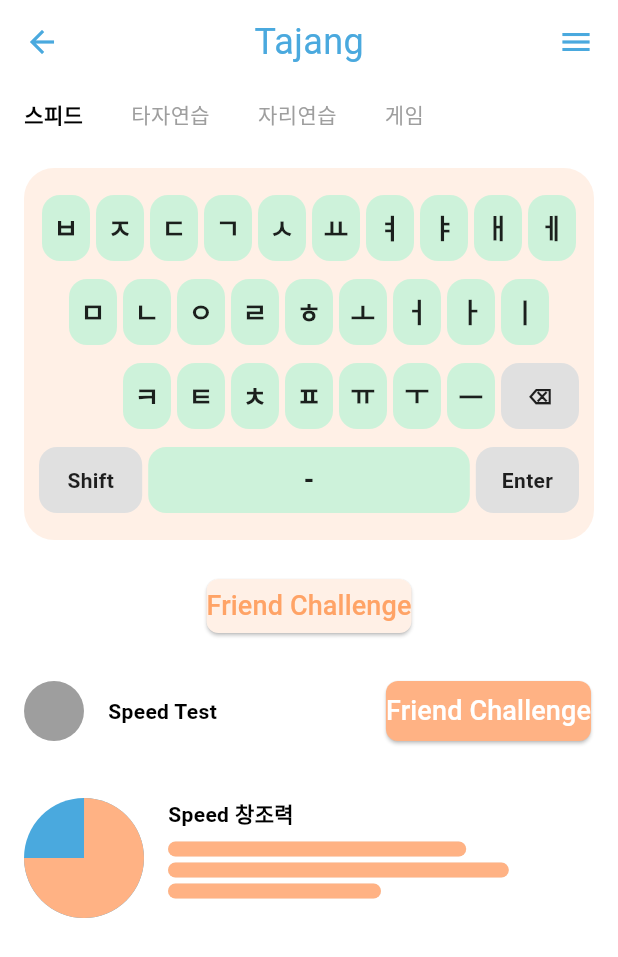
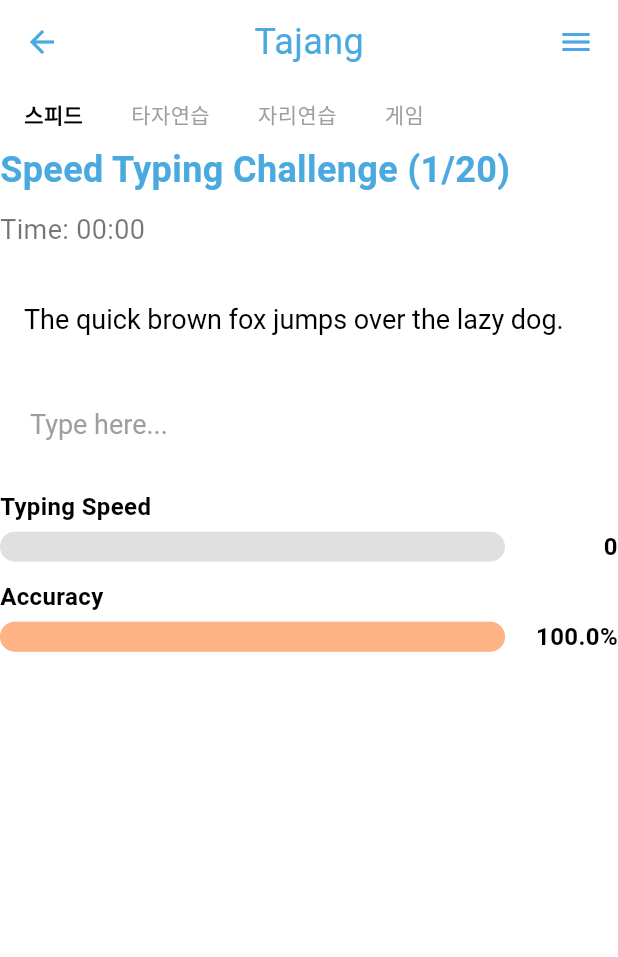
Before and after one commit to Do-Boo/TaJJang, a Flutter app: the screen it shows after launch, on a phone screen of 412 x 824 dp. Shown: the top 957 px of the screen. Run offline on Flutter 3.47's test engine with Material 3 defaults, Android fonts, the phone set to English and light mode, and no system bars; our stand-ins replace fl_chart; Roboto replaces fonts that are missing (YourFontFamily).

Commit message:
2024.9.20.(금) 20:30 작동확인

```diff
--- a/lib/main.dart
+++ b/lib/main.dart
@@ -1,7 +1,9 @@
 import 'package:flutter/material.dart';
+import 'package:flutter/rendering.dart';
 import 'package:tajjang/pages/p_homepage.dart';
 
 void main() {
+  // debugPaintSizeEnabled = true;
   runApp(const TaJJangApp());
 }
 
--- a/lib/pages/p_homepage.dart
+++ b/lib/pages/p_homepage.dart
@@ -3,6 +3,7 @@
 import 'package:tajjang/widgets/w_chart_area.dart';
 import 'package:tajjang/widgets/w_friend_challenge_button.dart';
 import 'package:tajjang/widgets/w_profile_section.dart';
+import 'package:tajjang/widgets/w_speed_typing.dart';
 import 'package:tajjang/widgets/w_tab_menu.dart';
 import 'package:tajjang/widgets/w_virtual_keyboard.dart';
 
@@ -24,10 +25,11 @@
                     children: [
                       CustomAppBar(),
                       TabMenu(),
-                      VirtualKeyboard(),
-                      FriendChallengeButton(),
-                      ProfileSection(),
-                      ChartArea(),
+                      SpeedTypingPractice(),
+                      // VirtualKeyboard(),
+                      // FriendChallengeButton(),
+                      // ProfileSection(),
+                      // ChartArea(),
                     ],
                   ),
                 ),
--- /dev/null
+++ b/lib/widgets/w_speed_typing.dart
@@ -0,0 +1,283 @@
+import 'package:flutter/material.dart';
+import 'dart:async';
+
+import 'package:flutter/services.dart';
+import 'package:fl_chart/fl_chart.dart';
+
+class SpeedTypingPractice extends StatefulWidget {
+  const SpeedTypingPractice({super.key});
+
+  @override
+  _SpeedTypingPracticeState createState() => _SpeedTypingPracticeState();
+}
+
+class _SpeedTypingPracticeState extends State<SpeedTypingPractice> with SingleTickerProviderStateMixin {
+  final List<String> _sentences = [
+    "The quick brown fox jumps over the lazy dog.",
+    "Pack my box with five dozen liquor jugs.",
+    "How vexingly quick daft zebras jump!",
+    "Sphinx of black quartz, judge my vow.",
+    "Two driven jocks help fax my big quiz.",
+    "The five boxing wizards jump quickly.",
+    "Bright vixens jump; dozy fowl quack.",
+    "Five quacking Zephyrs jolt my wax bed.",
+    "The jay, pig, fox, zebra, and my wolves quack!",
+    "Cozy lummox gives smart squid who asks for job pen.",
+    "The quick onyx goblin jumps over the lazy dwarf.",
+    "Jackdaws love my big sphinx of quartz.",
+    "The quick brown fox jumps over the lazy dog.",
+    "Pack my box with five dozen liquor jugs.",
+    "How vexingly quick daft zebras jump!",
+    "Sphinx of black quartz, judge my vow.",
+    "Two driven jocks help fax my big quiz.",
+    "The five boxing wizards jump quickly.",
+    "Bright vixens jump; dozy fowl quack.",
+    "Five quacking Zephyrs jolt my wax bed."
+  ];
+
+  late String _currentSentence;
+  late TextEditingController _controller;
+  int _currentIndex = 0;
+  int _correctChars = 0;
+  int _totalChars = 0;
+  int _typingSpeed = 0; // 분당 타자 수
+  double _accuracy = 100.0;
+  DateTime? _startTime;
+  Timer? _timer;
+  late AnimationController _animationController;
+  bool _hasStarted = false;
+  bool _isFinished = false;
+  Duration _elapsedTime = Duration.zero;
+
+  @override
+  void initState() {
+    super.initState();
+    _currentSentence = _sentences[_currentIndex];
+    _controller = TextEditingController();
+    _animationController = AnimationController(
+      vsync: this,
+      duration: const Duration(milliseconds: 300),
+    );
+  }
+
+  @override
+  void dispose() {
+    _timer?.cancel();
+    _controller.dispose();
+    _animationController.dispose();
+    super.dispose();
+  }
+
+  void _startTimer() {
+    _startTime = DateTime.now();
+    _timer = Timer.periodic(const Duration(milliseconds: 100), (timer) {
+      if (_hasStarted && !_isFinished) {
+        setState(() {
+          _elapsedTime = DateTime.now().difference(_startTime!);
+          _updateTypingSpeed();
+        });
+      }
+    });
+  }
+
+  void _updateTypingSpeed() {
+    final minutes = _elapsedTime.inMilliseconds / 60000;
+    if (minutes > 0) {
+      _typingSpeed = (_totalChars / minutes).round();
+    }
+  }
+
+  void _checkInput(String value) {
+    setState(() {
+      if (!_hasStarted && value.isNotEmpty) {
+        _hasStarted = true;
+        _startTimer();
+      }
+
+      _correctChars = 0;
+      _totalChars = value.length;
+
+      for (int i = 0; i < value.length && i < _currentSentence.length; i++) {
+        if (value[i] == _currentSentence[i]) {
+          _correctChars++;
+        }
+      }
+
+      _accuracy = _totalChars > 0 ? (_correctChars / _totalChars) * 100 : 100.0;
+      _updateTypingSpeed();
+      _animationController.forward(from: 0);
+
+      if (value.length > _currentSentence.length) {
+        _nextSentence();
+      }
+    });
+  }
+
+  void _nextSentence() {
+    if (_currentIndex < 19) {
+      // 20번째 문장까지만 진행
+      setState(() {
+        _currentIndex++;
+        _currentSentence = _sentences[_currentIndex];
+        _controller.clear();
+        _correctChars = 0;
+        _totalChars = _currentSentence.length;
+        _hasStarted = false;
+        _typingSpeed = 0;
+        _accuracy = 100.0;
+      });
+    } else {
+      _finishPractice();
+    }
+  }
+
+  void _finishPractice() {
+    setState(() {
+      _isFinished = true;
+    });
+    _timer?.cancel();
+    // 여기에 결과 표시 로직을 추가하세요
+  }
+
+  @override
+  Widget build(BuildContext context) {
+    return Container(
+      child: Column(
+        crossAxisAlignment: CrossAxisAlignment.start,
+        children: [
+          Text(
+            "Speed Typing Challenge (${_currentIndex + 1}/20)",
+            style: const TextStyle(fontSize: 24, fontWeight: FontWeight.bold, color: Color(0xFF4AA9DE)),
+          ),
+          const SizedBox(height: 10),
+          Text(
+            "Time: ${_formatDuration(_elapsedTime)}",
+            style: const TextStyle(fontSize: 18, color: Colors.black54),
+          ),
+          const SizedBox(height: 20),
+          Container(
+            padding: const EdgeInsets.all(16),
+            width: double.infinity,
+            decoration: BoxDecoration(
+              color: Colors.white,
+              borderRadius: BorderRadius.circular(12),
+            ),
+            child: RichText(
+              text: TextSpan(
+                style: commonTextStyle.copyWith(color: Colors.black),
+                children: _buildTextSpans(),
+              ),
+            ),
+          ),
+          const SizedBox(height: 20),
+          TextField(
+            controller: _controller,
+            onChanged: _checkInput,
+            onSubmitted: (_) => _nextSentence(),
+            style: commonTextStyle,
+            decoration: InputDecoration(
+              contentPadding: const EdgeInsets.symmetric(horizontal: 16, vertical: 12),
+              hintText: "Type here...",
+              hintStyle: commonTextStyle.copyWith(color: Colors.grey),
+              filled: true,
+              fillColor: Colors.white,
+              border: OutlineInputBorder(
+                borderRadius: BorderRadius.circular(12),
+                borderSide: BorderSide.none,
+              ),
+              isDense: true,
+            ),
+          ),
+          const SizedBox(height: 20),
+          _buildAnimatedGraph("Typing Speed", _typingSpeed.toDouble(), 300, const Color(0xFF4AA9DE)),
+          const SizedBox(height: 10),
+          _buildAnimatedGraph("Accuracy", _accuracy, 100, const Color(0xFFFFB284)),
+        ],
+      ),
+    );
+  }
+
+  List<TextSpan> _buildTextSpans() {
+    List<TextSpan> spans = [];
+    for (int i = 0; i < _currentSentence.length; i++) {
+      if (i < _controller.text.length) {
+        if (_currentSentence[i] == _controller.text[i]) {
+          spans.add(TextSpan(text: _currentSentence[i], style: const TextStyle(color: Colors.green)));
+        } else {
+          spans.add(TextSpan(text: _currentSentence[i], style: const TextStyle(color: Colors.red, decoration: TextDecoration.underline)));
+        }
+      } else {
+        spans.add(TextSpan(text: _currentSentence[i]));
+      }
+    }
+    return spans;
+  }
+
+  Widget _buildAnimatedGraph(String title, double value, double maxGraphValue, Color color) {
+    final currentValue = value.clamp(0.0, double.infinity);
+    final graphValue = value.clamp(0.0, maxGraphValue);
+
+    return Column(
+      crossAxisAlignment: CrossAxisAlignment.start,
+      children: [
+        Text(title, style: const TextStyle(fontSize: 16, fontWeight: FontWeight.bold)),
+        const SizedBox(height: 4),
+        Row(
+          children: [
+            Expanded(
+              flex: 5,
+              child: AnimatedContainer(
+                duration: const Duration(milliseconds: 300),
+                height: 20,
+                decoration: BoxDecoration(
+                  color: Colors.grey[300],
+                  borderRadius: BorderRadius.circular(10),
+                ),
+                child: FractionallySizedBox(
+                  alignment: Alignment.centerLeft,
+                  widthFactor: graphValue / maxGraphValue,
+                  child: Container(
+                    decoration: BoxDecoration(
+                      color: color,
+                      borderRadius: BorderRadius.circular(10),
+                    ),
+                  ),
+                ),
+              ),
+            ),
+            const SizedBox(width: 8),
+            Expanded(
+              flex: 1,
+              child: TweenAnimationBuilder<double>(
+                tween: Tween<double>(begin: value, end: currentValue),
+                duration: const Duration(milliseconds: 300),
+                builder: (context, value, child) {
+                  return Text(
+                    title == "Typing Speed" ? '${value.round()}' : '${value.toStringAsFixed(1)}%',
+                    style: const TextStyle(fontSize: 16, fontWeight: FontWeight.bold),
+                    textAlign: TextAlign.right,
+                  );
+                },
+              ),
+            ),
+          ],
+        ),
+      ],
+    );
+  }
+
+  String _formatDuration(Duration duration) {
+    String twoDigits(int n) => n.toString().padLeft(2, '0');
+    String twoDigitMinutes = twoDigits(duration.inMinutes.remainder(60));
+    String twoDigitSeconds = twoDigits(duration.inSeconds.remainder(60));
+    return "$twoDigitMinutes:$twoDigitSeconds";
+  }
+}
+
+// 공통 텍스트 스타일 정의
+const TextStyle commonTextStyle = TextStyle(
+  fontSize: 18,
+  fontFamily: 'YourFontFamily',
+  letterSpacing: 0, // 자간 명시적 설정
+  height: 1.2, // 행간 설정
+);
--- a/pubspec.yaml
+++ b/pubspec.yaml
@@ -36,6 +36,7 @@
   # Use with the CupertinoIcons class for iOS style icons.
   cupertino_icons: ^1.0.8
   flutter_svg: ^2.0.10+1
+  fl_chart: ^0.69.0
 
 dev_dependencies:
   flutter_test:
```
Also changed, not shown: pubspec.lock.
